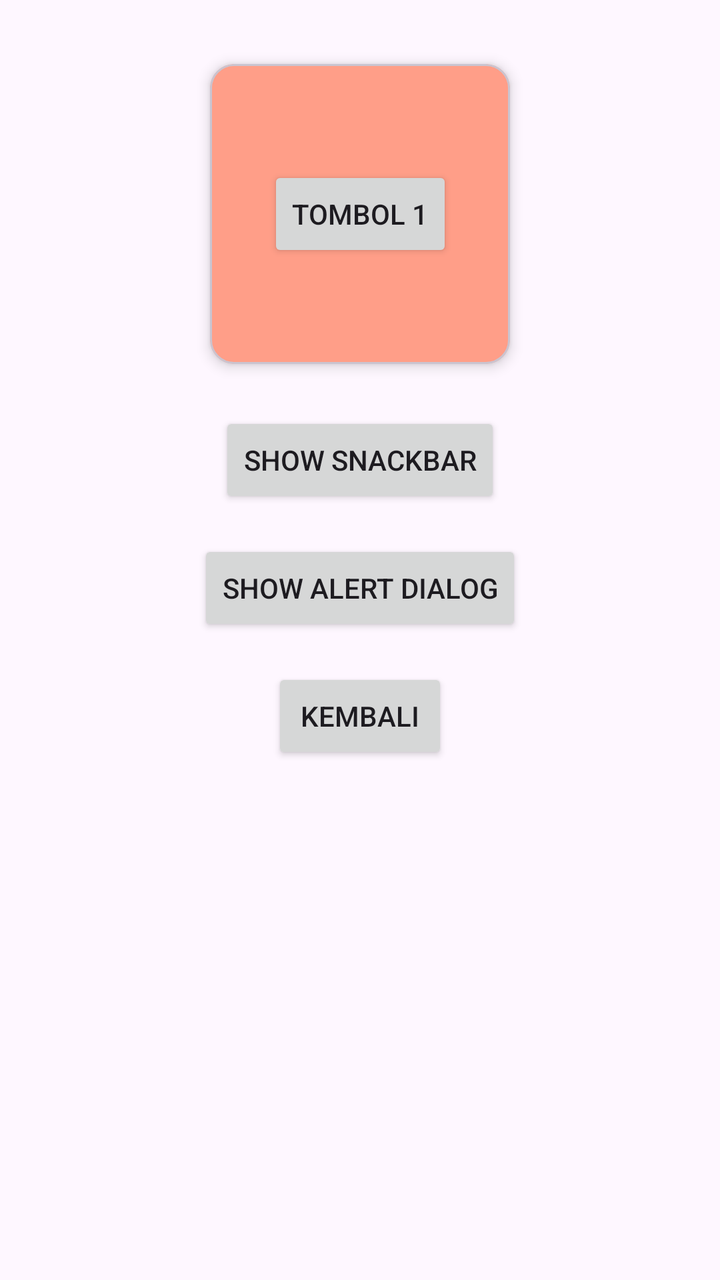
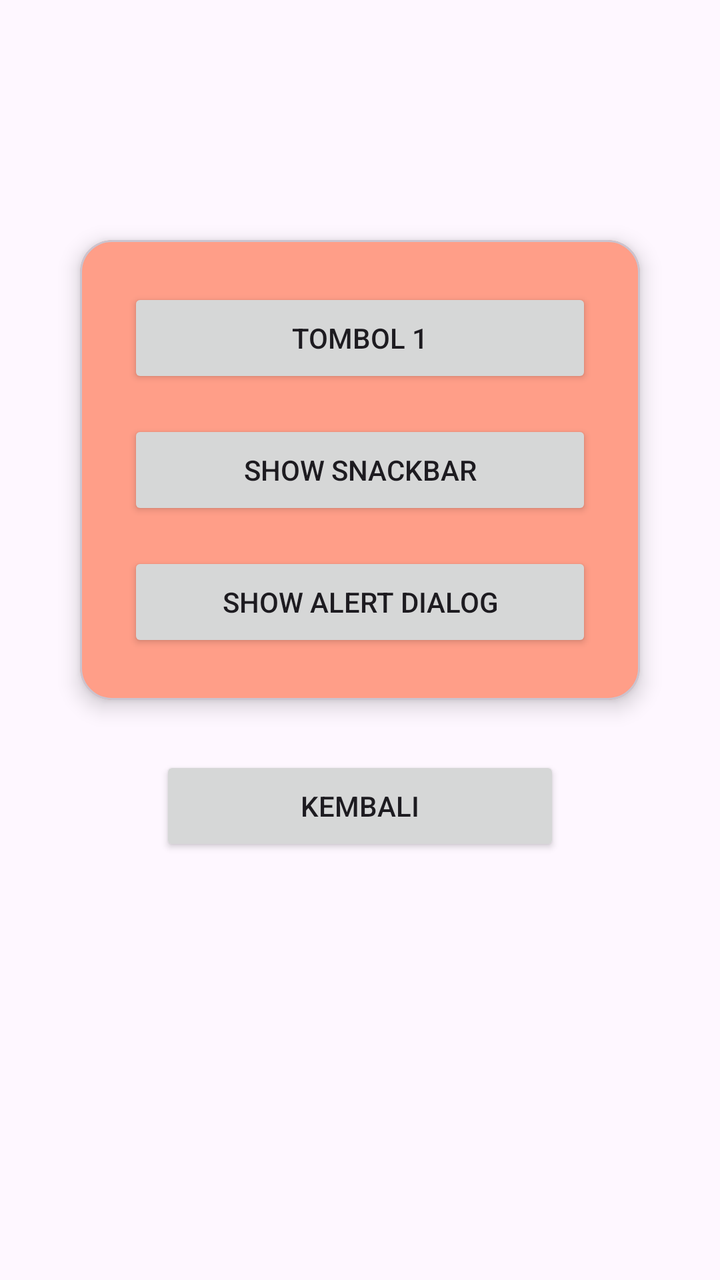

An Android layout rendered at two revisions. The XML below is the earlier revision; the diff shows what the commit changed to produce the second picture.
<!-- AndroidManifest.xml: application theme Theme.Rizky3TIB -->
<!-- res/layout/activity_fourth.xml -->
<?xml version="1.0" encoding="utf-8"?>
<androidx.constraintlayout.widget.ConstraintLayout xmlns:android="http://schemas.android.com/apk/res/android"
    xmlns:app="http://schemas.android.com/apk/res-auto"
    xmlns:tools="http://schemas.android.com/tools"
    android:id="@+id/main"
    android:layout_width="match_parent"
    android:layout_height="match_parent"
    tools:context=".pertemuan_4.FourthActivity">

    
    <com.google.android.material.card.MaterialCardView
        android:id="@+id/materialCardView"
        android:layout_width="150dp"
        android:layout_height="150dp"
        android:layout_marginTop="32dp"
        android:backgroundTint="#FF9E88"
        app:cardElevation="4dp"
        app:layout_constraintEnd_toEndOf="parent"
        app:layout_constraintStart_toStartOf="parent"
        app:layout_constraintTop_toTopOf="parent">

        <androidx.constraintlayout.widget.ConstraintLayout
            android:layout_width="match_parent"
            android:layout_height="match_parent"
            android:layout_margin="15dp">

            <Button
                android:id="@+id/btn1"
                android:layout_width="wrap_content"
                android:layout_height="wrap_content"
                android:text="Tombol 1"
                app:layout_constraintBottom_toBottomOf="parent"
                app:layout_constraintEnd_toEndOf="parent"
                app:layout_constraintStart_toStartOf="parent"
                app:layout_constraintTop_toTopOf="parent" />

        </androidx.constraintlayout.widget.ConstraintLayout>

    </com.google.android.material.card.MaterialCardView>

    <Button
        android:id="@+id/btnShowSnackbar"
        android:layout_width="wrap_content"
        android:layout_height="wrap_content"
        android:layout_marginTop="24dp"
        android:text="Show Snackbar"
        app:layout_constraintEnd_toEndOf="parent"
        app:layout_constraintStart_toStartOf="parent"
        app:layout_constraintTop_toBottomOf="@+id/materialCardView" />

    <Button
        android:id="@+id/btnShowAlertDialog"
        android:layout_width="wrap_content"
        android:layout_height="wrap_content"
        android:layout_marginTop="16dp"
        android:text="Show Alert Dialog"
        app:layout_constraintEnd_toEndOf="parent"
        app:layout_constraintStart_toStartOf="parent"
        app:layout_constraintTop_toBottomOf="@+id/btnShowSnackbar" />

    <Button
        android:id="@+id/btnKembali"
        android:layout_width="wrap_content"
        android:layout_height="wrap_content"
        android:layout_marginTop="16dp"
        android:text="Kembali"
        app:layout_constraintEnd_toEndOf="parent"
        app:layout_constraintStart_toStartOf="parent"
        app:layout_constraintTop_toBottomOf="@+id/btnShowAlertDialog" />

</androidx.constraintlayout.widget.ConstraintLayout>
<!-- resources referenced by this layout -->
<resources>
  <style name="Theme.Rizky3TIB" parent="Base.Theme.Rizky3TIB" />
  <style name="Base.Theme.Rizky3TIB" parent="Theme.Material3.DayNight.NoActionBar">
          
          
      </style>
</resources>

<!-- the commit's change to res/layout/activity_fourth.xml (unified diff, before → after) -->
@@ -10,62 +10,67 @@
     
     <com.google.android.material.card.MaterialCardView
         android:id="@+id/materialCardView"
-        android:layout_width="150dp"
-        android:layout_height="150dp"
-        android:layout_marginTop="32dp"
+        android:layout_width="280dp"
+        android:layout_height="wrap_content"
+        android:layout_marginTop="120dp"
         android:backgroundTint="#FF9E88"
-        app:cardElevation="4dp"
+        app:cardElevation="6dp"
+        app:cardCornerRadius="16dp"
         app:layout_constraintEnd_toEndOf="parent"
         app:layout_constraintStart_toStartOf="parent"
         app:layout_constraintTop_toTopOf="parent">
 
         <androidx.constraintlayout.widget.ConstraintLayout
             android:layout_width="match_parent"
-            android:layout_height="match_parent"
-            android:layout_margin="15dp">
+            android:layout_height="wrap_content"
+            android:padding="24dp">
 
+            
             <Button
                 android:id="@+id/btn1"
-                android:layout_width="wrap_content"
-                android:layout_height="wrap_content"
+                android:layout_width="0dp"
+                android:layout_height="50dp"
                 android:text="Tombol 1"
+                app:layout_constraintEnd_toEndOf="parent"
+                app:layout_constraintStart_toStartOf="parent"
+                app:layout_constraintTop_toTopOf="parent" />
+
+            
+            <Button
+                android:id="@+id/btnShowSnackbar"
+                android:layout_width="0dp"
+                android:layout_height="50dp"
+                android:layout_marginTop="16dp"
+                android:text="Show Snackbar"
+                app:layout_constraintEnd_toEndOf="parent"
+                app:layout_constraintStart_toStartOf="parent"
+                app:layout_constraintTop_toBottomOf="@+id/btn1" />
+
+            
+            <Button
+                android:id="@+id/btnShowAlertDialog"
+                android:layout_width="0dp"
+                android:layout_height="50dp"
+                android:layout_marginTop="16dp"
+                android:text="Show Alert Dialog"
                 app:layout_constraintBottom_toBottomOf="parent"
                 app:layout_constraintEnd_toEndOf="parent"
                 app:layout_constraintStart_toStartOf="parent"
-                app:layout_constraintTop_toTopOf="parent" />
+                app:layout_constraintTop_toBottomOf="@+id/btnShowSnackbar" />
 
         </androidx.constraintlayout.widget.ConstraintLayout>
 
     </com.google.android.material.card.MaterialCardView>
 
+    
     <Button
-        android:id="@+id/btnShowSnackbar"
-        android:layout_width="wrap_content"
-        android:layout_height="wrap_content"
-        android:layout_marginTop="24dp"
-        android:text="Show Snackbar"
+        android:id="@+id/btnKembali"
+        android:layout_width="200dp"
+        android:layout_height="50dp"
+        android:layout_marginTop="28dp"
+        android:text="Kembali"
         app:layout_constraintEnd_toEndOf="parent"
         app:layout_constraintStart_toStartOf="parent"
         app:layout_constraintTop_toBottomOf="@+id/materialCardView" />
 
-    <Button
-        android:id="@+id/btnShowAlertDialog"
-        android:layout_width="wrap_content"
-        android:layout_height="wrap_content"
-        android:layout_marginTop="16dp"
-        android:text="Show Alert Dialog"
-        app:layout_constraintEnd_toEndOf="parent"
-        app:layout_constraintStart_toStartOf="parent"
-        app:layout_constraintTop_toBottomOf="@+id/btnShowSnackbar" />
-
-    <Button
-        android:id="@+id/btnKembali"
-        android:layout_width="wrap_content"
-        android:layout_height="wrap_content"
-        android:layout_marginTop="16dp"
-        android:text="Kembali"
-        app:layout_constraintEnd_toEndOf="parent"
-        app:layout_constraintStart_toStartOf="parent"
-        app:layout_constraintTop_toBottomOf="@+id/btnShowAlertDialog" />
-
 </androidx.constraintlayout.widget.ConstraintLayout>
